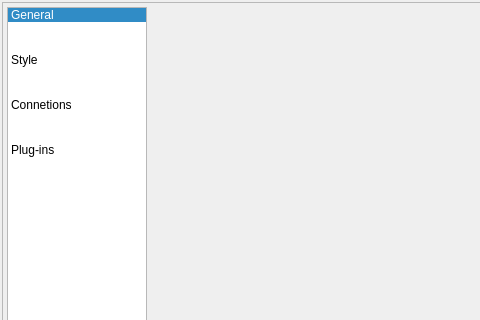
The window that libpgmodeler_ui/ui/configurationform.ui (pgmodeler/pgmodeler) describes before a commit, drawn with Qt 5; both pictures show x 0 to 480 and y 0 to 320 of the 630 by 530 pixel window.
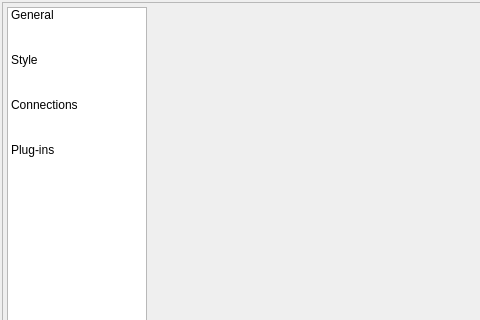
The same window after the commit. Icons and pictures are not drawn.

The edit to the form file:
```diff
--- a/libpgmodeler_ui/ui/configurationform.ui
+++ b/libpgmodeler_ui/ui/configurationform.ui
@@ -177,7 +177,7 @@
          <bool>false</bool>
         </property>
         <property name="currentRow">
-         <number>0</number>
+         <number>-1</number>
         </property>
         <item>
          <property name="text">
@@ -211,7 +211,7 @@
         </item>
         <item>
          <property name="text">
-          <string>Connetions</string>
+          <string>Connections</string>
          </property>
          <property name="textAlignment">
           <set>AlignLeft|AlignVCenter</set>
```
